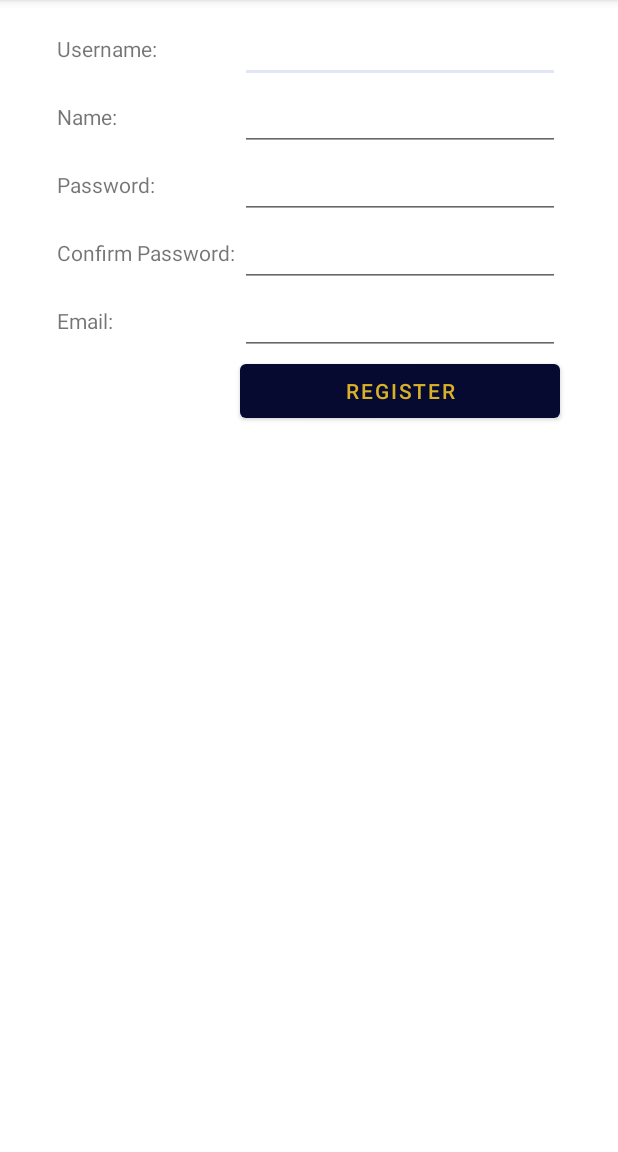
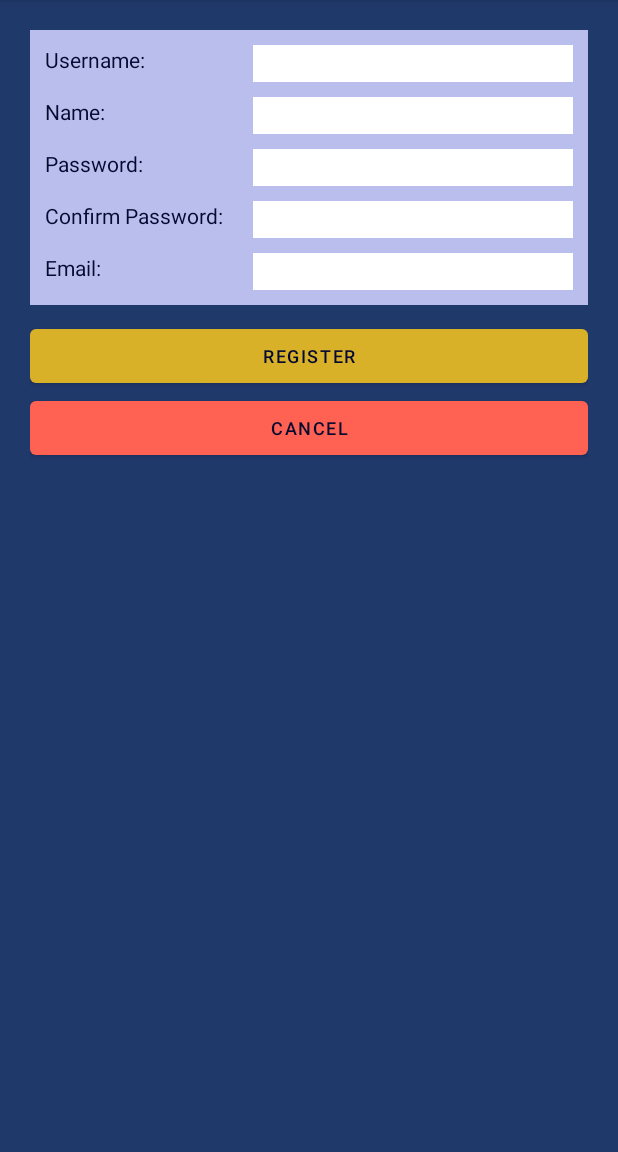
Before and after one commit to helloworldmich/MAPD721-Final-Project, an Android app: the RegisterActivity screen opened directly, with no data from a screen before it, on a phone screen of 412 x 824 dp, the part 84-1236 px from its top. Run offline under Robolectric (Android 15) with nearby library versions, the phone set to English and light mode, and no system bars; our stand-ins replace Firebase (no records; nobody signed in at launch, a user with empty details on screens opened directly).

Commit message:
fixed registration layout

```diff
--- a/app/src/main/java/com/example/pjk/mapd_721_final_project/RegisterActivity.java
+++ b/app/src/main/java/com/example/pjk/mapd_721_final_project/RegisterActivity.java
@@ -29,6 +29,7 @@ public class RegisterActivity extends AppCompatActivity {
         setContentView(R.layout.activity_register);
 
         Button buttonRegister = findViewById(R.id.buttonRegister);
+        Button buttonRegisterCancel = findViewById(R.id.buttonRegisterCancel);
 
         buttonRegister.setOnClickListener(new View.OnClickListener()
         {
@@ -36,6 +37,17 @@ public class RegisterActivity extends AppCompatActivity {
             public void onClick(View v)
             {
                 register();
+            }
+        });
+
+        buttonRegisterCancel.setOnClickListener(new View.OnClickListener()
+        {
+            @Override
+            public void onClick(View v)
+            {
+                Intent intent = new Intent(RegisterActivity.this, LoginActivity.class);
+                startActivity(intent);
+                finish();
             }
         });
 
--- a/app/src/main/java/com/example/pjk/mapd_721_final_project/fragments/WeatherFragment.java
+++ b/app/src/main/java/com/example/pjk/mapd_721_final_project/fragments/WeatherFragment.java
@@ -88,7 +88,8 @@ public class WeatherFragment extends Fragment {
         textViewWeatherTime = view.findViewById(R.id.textViewWeatherTime);
         textViewWeatherTime.setText(currentTime);
         RequestQueue queue = Volley.newRequestQueue(getContext().getApplicationContext());
-        String url = "http://api.openweathermap.org/data/2.5/weather?q="+currentCity.replace(" ", "%20")+"&appid=48e94cfe895bf7c584b02fa01b5cad5a&units=metric";
+      //  String url = "http://api.openweathermap.org/data/2.5/weather?q="+currentCity.replace(" ", "%20")+"&appid=48e94cfe895bf7c584b02fa01b5cad5a&units=metric";
+        String url = "http://api.openweathermap.org/data/2.5/weather?q="+currentCity+"&appid=48e94cfe895bf7c584b02fa01b5cad5a&units=metric";
 
         textViewDesc = view.findViewById(R.id.textViewWeatherDesc);
         textViewCurrentTemp = view.findViewById(R.id.textViewCurrentTemp);
--- a/app/src/main/res/layout/activity_register.xml
+++ b/app/src/main/res/layout/activity_register.xml
@@ -4,125 +4,198 @@
     xmlns:tools="http://schemas.android.com/tools"
     android:layout_width="match_parent"
     android:layout_height="match_parent"
-    android:gravity="center"
+    android:background="@color/mainBackground"
+    android:gravity="start"
     android:orientation="vertical"
     tools:context=".RegisterActivity">
 
-    <TableLayout
+    <LinearLayout
         android:layout_width="match_parent"
-        android:layout_height="match_parent"
-        android:layout_marginTop="10dp">
+        android:layout_height="wrap_content"
+        android:layout_marginLeft="20dp"
+        android:layout_marginTop="20dp"
+        android:layout_marginRight="20dp"
+        android:background="@color/secondaryBackground"
+        android:orientation="vertical">
 
-        <TableRow
+        <LinearLayout
             android:layout_width="match_parent"
-            android:layout_height="match_parent"
-            android:gravity="center">
+            android:layout_height="wrap_content"
+            android:layout_marginLeft="10dp"
+            android:layout_marginTop="10dp"
+            android:layout_marginRight="10dp"
+            android:background="@color/secondaryBackground"
+            android:orientation="horizontal">
 
             <TextView
                 android:id="@+id/textView9"
                 android:layout_width="wrap_content"
                 android:layout_height="wrap_content"
-                android:text="Username: " />
+                android:layout_weight="1"
+                android:text="Username: "
+                android:textColor="@color/mainTextColor" />
 
             <EditText
                 android:id="@+id/editTextRegisterUserName"
                 android:layout_width="wrap_content"
                 android:layout_height="wrap_content"
+                android:layout_gravity="center_vertical"
+                android:background="@color/white"
                 android:ems="10"
-                android:inputType="textPersonName" />
-        </TableRow>
+                android:inputType="textPersonName"
+                android:maxLines="1" />
+        </LinearLayout>
 
-        <TableRow
+        <LinearLayout
             android:layout_width="match_parent"
-            android:layout_height="match_parent"
-            android:gravity="center">
+            android:layout_height="wrap_content"
+            android:layout_marginLeft="10dp"
+            android:layout_marginTop="10dp"
+            android:layout_marginRight="10dp"
+            android:background="@color/secondaryBackground"
+            android:orientation="horizontal">
 
             <TextView
                 android:id="@+id/textView11"
                 android:layout_width="wrap_content"
                 android:layout_height="wrap_content"
-                android:text="Name: " />
+                android:layout_weight="1"
+                android:text="Name: "
+                android:textColor="@color/mainTextColor" />
 
             <EditText
                 android:id="@+id/editTextRegisterName"
                 android:layout_width="wrap_content"
                 android:layout_height="wrap_content"
+                android:layout_gravity="center_vertical"
+                android:background="@color/white"
                 android:ems="10"
                 android:inputType="textPersonName" />
-        </TableRow>
+        </LinearLayout>
 
-        <TableRow
+
+        <LinearLayout
             android:layout_width="match_parent"
-            android:layout_height="match_parent"
-            android:gravity="center">
+            android:layout_height="wrap_content"
+            android:layout_marginLeft="10dp"
+            android:layout_marginTop="10dp"
+            android:layout_marginRight="10dp"
+            android:background="@color/secondaryBackground"
+            android:orientation="horizontal">
 
             <TextView
                 android:id="@+id/textView13"
                 android:layout_width="wrap_content"
                 android:layout_height="wrap_content"
-                android:text="Password: " />
+                android:layout_weight="1"
+                android:text="Password: "
+                android:textColor="@color/mainTextColor" />
 
             <EditText
                 android:id="@+id/editTextRegisterPassword1"
                 android:layout_width="wrap_content"
                 android:layout_height="wrap_content"
+                android:layout_gravity="center_vertical"
+                android:background="@color/white"
                 android:ems="10"
                 android:inputType="textPassword" />
-        </TableRow>
+        </LinearLayout>
 
-        <TableRow
+        <LinearLayout
             android:layout_width="match_parent"
-            android:layout_height="match_parent"
-            android:gravity="center">
+            android:layout_height="wrap_content"
+            android:layout_marginLeft="10dp"
+            android:layout_marginTop="10dp"
+            android:layout_marginRight="10dp"
+            android:background="@color/secondaryBackground"
+            android:orientation="horizontal">
 
             <TextView
                 android:id="@+id/textView14"
                 android:layout_width="wrap_content"
                 android:layout_height="wrap_content"
-                android:text="Confirm Password: " />
+                android:layout_weight="1"
+                android:text="Confirm Password: "
+                android:textColor="@color/mainTextColor" />
 
             <EditText
                 android:id="@+id/editTextRegisterPassword2"
                 android:layout_width="wrap_content"
                 android:layout_height="wrap_content"
+                android:layout_gravity="center_vertical"
+                android:background="@color/white"
                 android:ems="10"
                 android:inputType="textPassword" />
-        </TableRow>
+        </LinearLayout>
 
-        <TableRow
+        <LinearLayout
             android:layout_width="match_parent"
-            android:layout_height="match_parent"
-            android:gravity="center">
+            android:layout_height="wrap_content"
+            android:layout_marginLeft="10dp"
+            android:layout_marginTop="10dp"
+            android:layout_marginRight="10dp"
+            android:layout_marginBottom="10dp"
+            android:background="@color/secondaryBackground"
+            android:orientation="horizontal">
 
             <TextView
                 android:id="@+id/textView15"
                 android:layout_width="wrap_content"
                 android:layout_height="wrap_content"
-                android:text="Email: " />
+                android:layout_weight="1"
+                android:text="Email: "
+                android:textColor="@color/mainTextColor" />
 
             <EditText
                 android:id="@+id/editTextRegisterEmail"
                 android:layout_width="wrap_content"
                 android:layout_height="wrap_content"
+                android:layout_gravity="center_vertical"
+                android:background="@color/white"
                 android:ems="10"
                 android:inputType="textEmailAddress" />
-        </TableRow>
+        </LinearLayout>
 
-        <TableRow
-            android:layout_width="match_parent"
-            android:layout_height="match_parent"
-            android:gravity="center">
+    </LinearLayout>
 
-            <TextView
-                android:id="@+id/textView16"
-                android:layout_width="wrap_content"
-                android:layout_height="wrap_content" />
+    <LinearLayout
+        android:layout_width="match_parent"
+        android:layout_height="wrap_content"
+        android:layout_marginLeft="20dp"
+        android:layout_marginRight="20dp"
+        android:layout_weight="0"
+        android:orientation="horizontal">
 
-            <Button
-                android:id="@+id/buttonRegister"
-                android:layout_width="wrap_content"
-                android:layout_height="wrap_content"
-                android:text="Register" />
-        </TableRow>
-    </TableLayout>
+        <Button
+            android:id="@+id/buttonRegister"
+            android:layout_width="wrap_content"
+            android:layout_height="wrap_content"
+            android:layout_marginTop="10dp"
+            android:layout_weight="1"
+            android:text="Register"
+            android:textColor="@color/mainTextColor"
+            android:textSize="12sp"
+            app:backgroundTint="@color/mainButton"
+            app:iconTint="@color/mainTextColor" />
+    </LinearLayout>
+
+    <LinearLayout
+        android:layout_width="match_parent"
+        android:layout_height="wrap_content"
+        android:layout_marginLeft="20dp"
+        android:layout_marginRight="20dp"
+        android:orientation="horizontal">
+
+        <Button
+            android:id="@+id/buttonRegisterCancel"
+            android:layout_width="wrap_content"
+            android:layout_height="wrap_content"
+            android:layout_weight="1"
+            android:text="Cancel"
+            android:textColor="@color/mainTextColor"
+            android:textSize="12sp"
+            app:backgroundTint="@color/negative"
+            app:iconTint="@color/mainTextColor" />
+    </LinearLayout>
+
 </LinearLayout>
--- a/app/src/main/res/values/colors.xml
+++ b/app/src/main/res/values/colors.xml
@@ -13,6 +13,7 @@
     <color name="mainTextColor">#060A31</color>
     <color name="popupBackground">#E2E4F8</color>
     <color name="navigationBar">#060A31</color>
+    <color name="negative">#FFFF6152</color>
 
 
 </resources>
```
